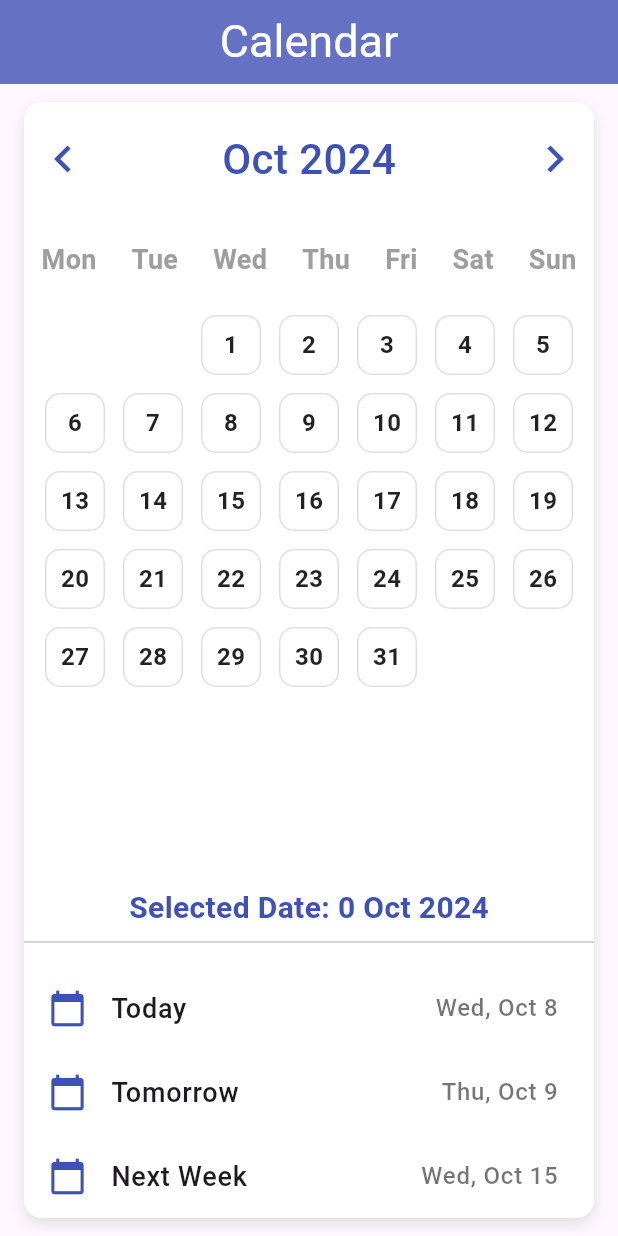
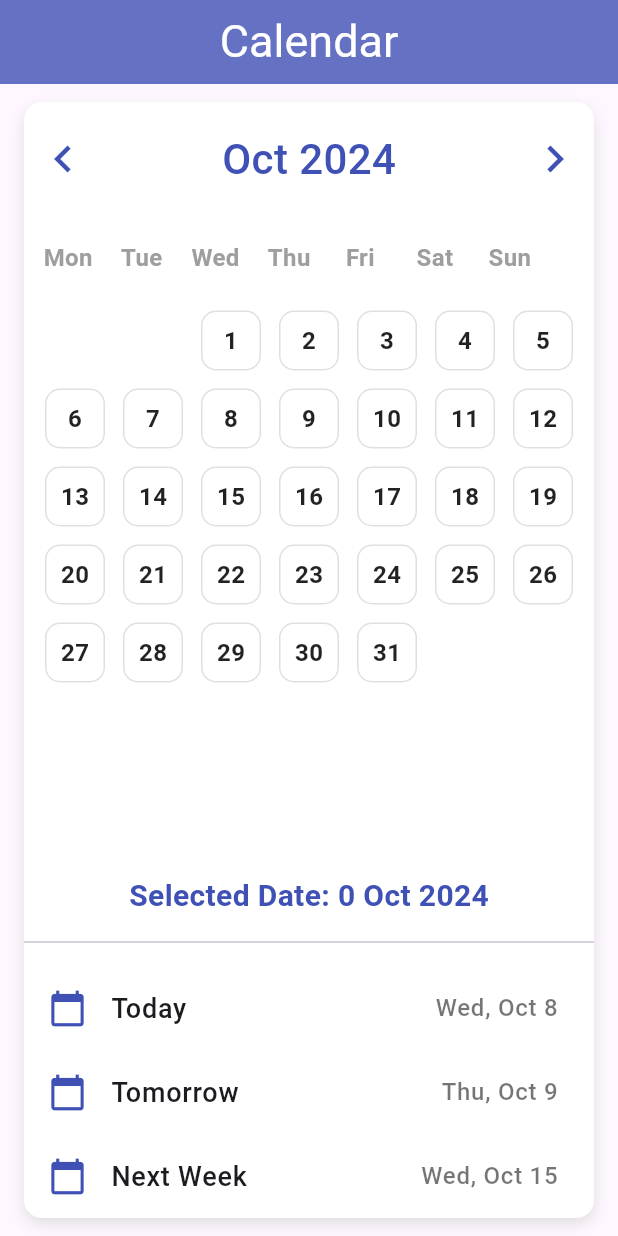
Before and after one commit to Preritsaini/calender, a Flutter app: the screen it shows after launch, on a phone screen of 412 x 824 dp. Run offline on Flutter 3.47's test engine with Material 3 defaults, Android fonts, the phone set to English and light mode, and no system bars.

Commit message:
Your commit

```diff
--- a/lib/newcalender.dart
+++ b/lib/newcalender.dart
@@ -14,10 +14,10 @@ class _DateCalState extends State<DateCal> {
   DateTime nextWeek = DateTime.now().add(Duration(days: 7));
 
   List<String> months = [
-    "Jan", "Feb", "Mar", "Apr", "May", "June", "July", "Aug", "Sep", "Oct", "Nov", "Dec"
+    "Jan", "Feb", "Mar", "Apr", "May", "Jun", "Jul", "Aug", "Sep", "Oct", "Nov", "Dec"
   ];
 
-  List<String> days = ["Mon", "Tue", "Wed", "Thu", "Fri", "Sat", "Sun"];
+  List<String> days = ["Mon", " Tue", " Wed", " Thu", "  Fri", "   Sat", "  Sun"];
 
   int year = DateTime.now().year;
   int monthIndex = DateTime.now().month - 1;
@@ -60,7 +60,7 @@ class _DateCalState extends State<DateCal> {
         backgroundColor: Colors.indigo.withOpacity(0.8),
         title: const Text(
           "Calendar",
-          style: TextStyle(fontSize: 30,color: Colors.white),
+          style: TextStyle(fontSize: 30, color: Colors.white),
         ),
         centerTitle: true,
       ),
@@ -126,17 +126,27 @@ class _DateCalState extends State<DateCal> {
 
   Widget _buildWeekdaysHeader() {
     return Row(
-      mainAxisAlignment: MainAxisAlignment.spaceAround,
+      children: [SizedBox(width: 13),
+        Row(
+
           children: days.map((day) {
-        return Text(
+            return Row(
+              children: [
+
+                Text(
                   day,
                   style: const TextStyle(
-            fontSize: 18,
+                    fontSize: 16,
                     color: Colors.grey,
                     fontWeight: FontWeight.w600,
                   ),
+                ),
+                SizedBox(width: 15)
+              ],
             );
           }).toList(),
+        ),
+      ],
     );
   }
 
@@ -189,9 +199,12 @@ class _DateCalState extends State<DateCal> {
   }
 
   Widget _buildSelectedDateText() {
-    return Text(
+    return Padding(
+      padding: const EdgeInsets.symmetric(vertical: 8.0),
+      child: Text(
         'Selected Date: $selectedIndex ${months[monthIndex]} $year',
         style: const TextStyle(fontSize: 20, fontWeight: FontWeight.w600, color: Colors.indigo),
+      ),
     );
   }
 
```
Also changed, not shown: assets/images/scrnshot3.jpeg (added), 1 other file. Lines whose indentation alone changed are shown as unchanged.
